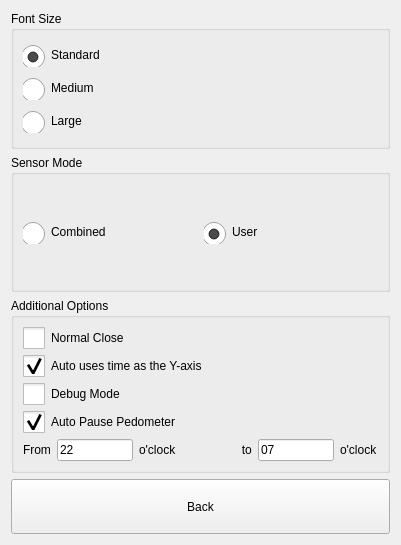
Qt form dlgpreferences.ui (ic005k/Knot-Legacy) before a commit.
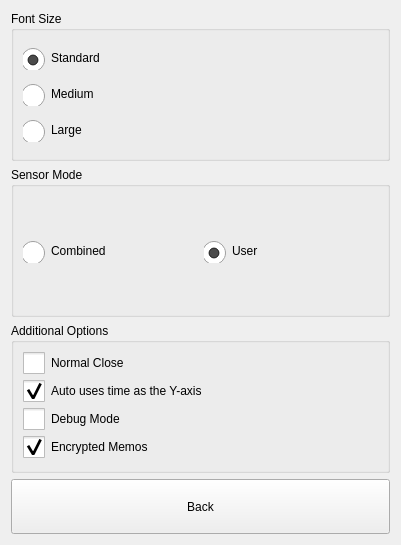
The same form after that commit. Icons and pictures are not drawn.

What changed in the file:
```diff
--- a/dlgpreferences.ui
+++ b/dlgpreferences.ui
@@ -202,103 +202,6 @@
       <string>Additional Options</string>
      </property>
      <layout class="QGridLayout" name="gridLayout_2">
-      <item row="3" column="0">
-       <widget class="QFrame" name="frameAutoPause">
-        <property name="frameShape">
-         <enum>QFrame::NoFrame</enum>
-        </property>
-        <property name="frameShadow">
-         <enum>QFrame::Raised</enum>
-        </property>
-        <layout class="QGridLayout" name="gridLayout_3">
-         <property name="leftMargin">
-          <number>0</number>
-         </property>
-         <property name="topMargin">
-          <number>0</number>
-         </property>
-         <property name="rightMargin">
-          <number>0</number>
-         </property>
-         <property name="bottomMargin">
-          <number>0</number>
-         </property>
-         <item row="0" column="0">
-          <widget class="QCheckBox" name="chkAutoPause">
-           <property name="styleSheet">
-            <string notr="true">QCheckBox::indicator {
-    /* 选择框尺寸 */
-    width:22px;
-    height:22px;
-}</string>
-           </property>
-           <property name="text">
-            <string>Auto Pause Pedometer</string>
-           </property>
-           <property name="checked">
-            <bool>true</bool>
-           </property>
-          </widget>
-         </item>
-         <item row="1" column="0">
-          <layout class="QHBoxLayout" name="horizontalLayout_2">
-           <item>
-            <widget class="QLabel" name="label">
-             <property name="text">
-              <string>From</string>
-             </property>
-            </widget>
-           </item>
-           <item>
-            <widget class="QLineEdit" name="lineEdit">
-             <property name="text">
-              <string>22</string>
-             </property>
-            </widget>
-           </item>
-           <item>
-            <widget class="QLabel" name="label_3">
-             <property name="text">
-              <string>o'clock                    to</string>
-             </property>
-            </widget>
-           </item>
-           <item>
-            <widget class="QLineEdit" name="lineEdit_2">
-             <property name="text">
-              <string>07</string>
-             </property>
-            </widget>
-           </item>
-           <item>
-            <widget class="QLabel" name="label_4">
-             <property name="text">
-              <string>o'clock</string>
-             </property>
-            </widget>
-           </item>
-          </layout>
-         </item>
-        </layout>
-       </widget>
-      </item>
-      <item row="1" column="0">
-       <widget class="QCheckBox" name="chkAutoTime">
-        <property name="styleSheet">
-         <string notr="true">QCheckBox::indicator {
-    /* 选择框尺寸 */
-    width:22px;
-    height:22px;
-}</string>
-        </property>
-        <property name="text">
-         <string>Auto uses time as the Y-axis</string>
-        </property>
-        <property name="checked">
-         <bool>true</bool>
-        </property>
-       </widget>
-      </item>
       <item row="0" column="0">
        <widget class="QCheckBox" name="chkClose">
         <property name="styleSheet">
@@ -313,6 +216,23 @@
         </property>
        </widget>
       </item>
+      <item row="1" column="0">
+       <widget class="QCheckBox" name="chkAutoTime">
+        <property name="styleSheet">
+         <string notr="true">QCheckBox::indicator {
+    /* 选择框尺寸 */
+    width:22px;
+    height:22px;
+}</string>
+        </property>
+        <property name="text">
+         <string>Auto uses time as the Y-axis</string>
+        </property>
+        <property name="checked">
+         <bool>true</bool>
+        </property>
+       </widget>
+      </item>
       <item row="2" column="0">
        <widget class="QCheckBox" name="chkDebug">
         <property name="styleSheet">
@@ -327,6 +247,23 @@
         </property>
        </widget>
       </item>
+      <item row="3" column="0">
+       <widget class="QCheckBox" name="chkEM">
+        <property name="styleSheet">
+         <string notr="true">QCheckBox::indicator {
+    /* 选择框尺寸 */
+    width:22px;
+    height:22px;
+}</string>
+        </property>
+        <property name="text">
+         <string>Encrypted Memos</string>
+        </property>
+        <property name="checked">
+         <bool>true</bool>
+        </property>
+       </widget>
+      </item>
      </layout>
     </widget>
    </item>
```
